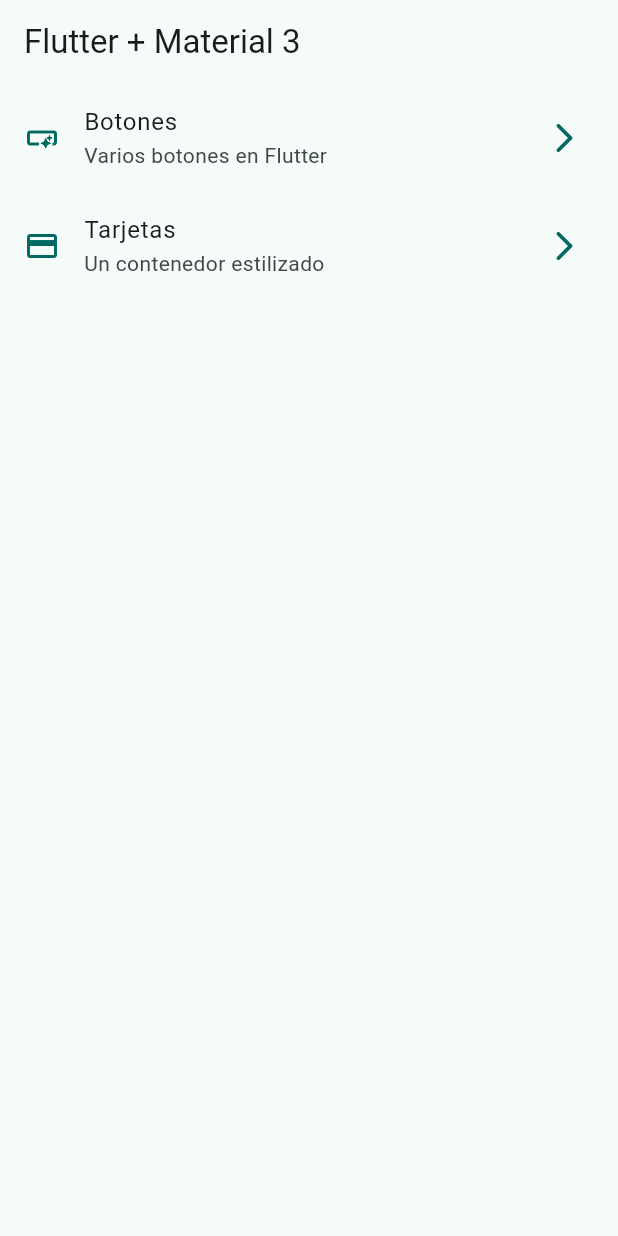
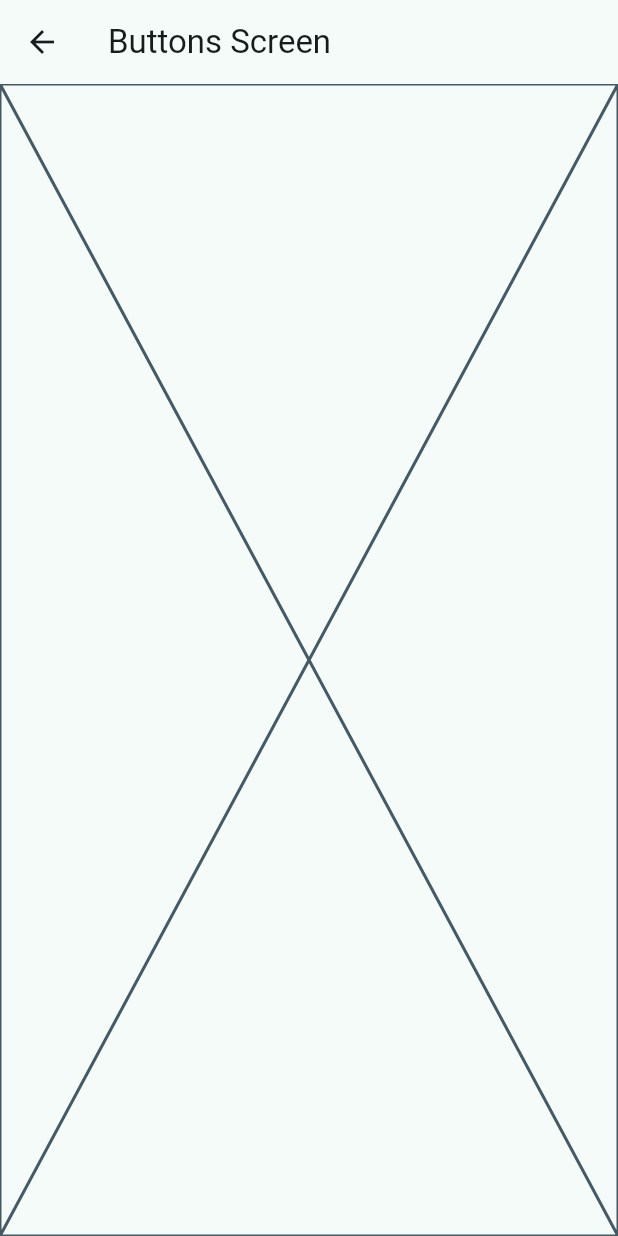
Before and after one commit to Russellnahuidev/widgets-app, a Flutter app: the screen it shows after launch, after a tap on "Botones", on a phone screen of 412 x 824 dp. Run offline on Flutter 3.47's test engine with Material 3 defaults, Android fonts, the phone set to English and light mode, and no system bars.

```diff
--- a/lib/main.dart
+++ b/lib/main.dart
@@ -1,5 +1,7 @@
 import 'package:flutter/material.dart';
 import 'package:widgets_app/config/theme/app_theme.dart';
+import 'package:widgets_app/presentation/screens/buttons/buttons_screen.dart';
+import 'package:widgets_app/presentation/screens/cards/cards_screen.dart';
 import 'package:widgets_app/presentation/screens/home/home_screen.dart';
 
 void main() {
@@ -15,6 +17,10 @@ class MainApp extends StatelessWidget {
       debugShowCheckedModeBanner: false,
       theme: AppTheme(selectedColor: 1).getTheme(),
       home: const HomeScreen(),
+      routes: {
+        '/buttons': (context) => ButtonsScreen(),
+        '/cards': (context) => CardsScreen(),
+      },
     );
   }
 }
--- /dev/null
+++ b/lib/presentation/screens/buttons/buttons_screen.dart
@@ -0,0 +1,13 @@
+import 'package:flutter/material.dart';
+
+class ButtonsScreen extends StatelessWidget {
+  const ButtonsScreen({super.key});
+
+  @override
+  Widget build(BuildContext context) {
+    return Scaffold(
+      appBar: AppBar(title: Text('Buttons Screen')),
+      body: Placeholder(),
+    );
+  }
+}
--- a/lib/presentation/screens/home/home_screen.dart
+++ b/lib/presentation/screens/home/home_screen.dart
@@ -44,7 +44,10 @@ class _CustomListTitle extends StatelessWidget {
       title: Text(menuItem.title),
       subtitle: Text(menuItem.subTitle),
       onTap: () {
-        // Todo: navegar a otra pantalla
+        // Navigator.of(
+        //   context,
+        // ).push(MaterialPageRoute(builder: (context) => ButtonsScreen()));
+        Navigator.pushNamed(context, menuItem.link);
       },
     );
   }
```
Also changed, not shown: lib/presentation/screens/cards/cards_screen.dart (added, +13 -0 lines).
